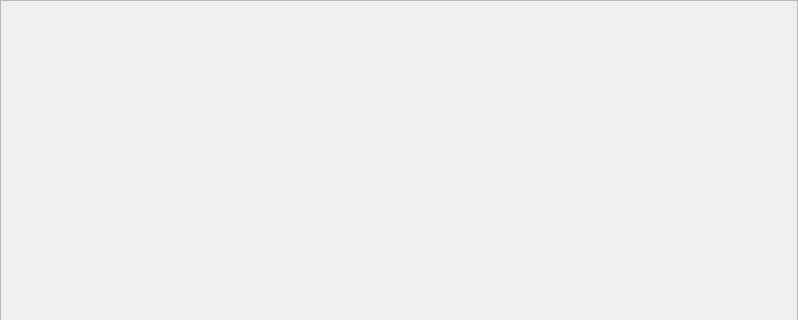
This is motorstack/motorstack.ui in AustralianSynchrotron/motorcontrol as Qt 5 draws it before an edit; both pictures show x 0 to 798 and y 0 to 320 of the 798 by 555 pixel window. The edited form follows.
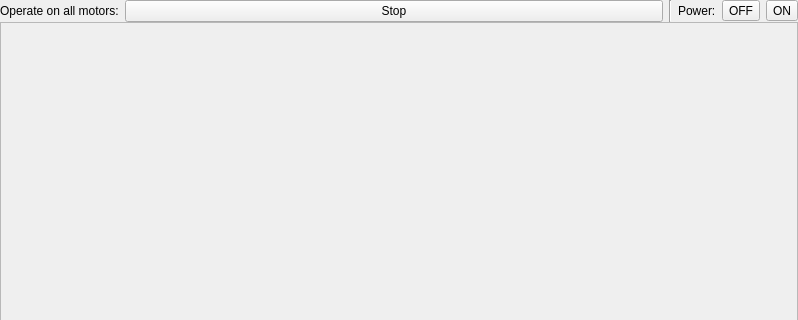
This is the edited form.

Patch:
```diff
--- a/motorstack/motorstack.ui
+++ b/motorstack/motorstack.ui
@@ -20,6 +20,69 @@
    <property name="margin">
     <number>0</number>
    </property>
+   <item>
+    <widget class="QWidget" name="widget" native="true">
+     <layout class="QHBoxLayout" name="horizontalLayout">
+      <property name="margin">
+       <number>0</number>
+      </property>
+      <item>
+       <widget class="QLabel" name="label_">
+        <property name="sizePolicy">
+         <sizepolicy hsizetype="Fixed" vsizetype="Preferred">
+          <horstretch>0</horstretch>
+          <verstretch>0</verstretch>
+         </sizepolicy>
+        </property>
+        <property name="text">
+         <string>Operate on all motors:</string>
+        </property>
+       </widget>
+      </item>
+      <item>
+       <widget class="QPushButton" name="stopAll">
+        <property name="text">
+         <string>Stop</string>
+        </property>
+       </widget>
+      </item>
+      <item>
+       <widget class="Line" name="line">
+        <property name="orientation">
+         <enum>Qt::Vertical</enum>
+        </property>
+       </widget>
+      </item>
+      <item>
+       <widget class="QLabel" name="label">
+        <property name="sizePolicy">
+         <sizepolicy hsizetype="Fixed" vsizetype="Preferred">
+          <horstretch>0</horstretch>
+          <verstretch>0</verstretch>
+         </sizepolicy>
+        </property>
+        <property name="text">
+         <string>Power:</string>
+        </property>
+       </widget>
+      </item>
+      <item>
+       <widget class="QToolButton" name="offAll">
+        <property name="text">
+         <string>OFF</string>
+        </property>
+       </widget>
+      </item>
+      <item>
+       <widget class="QToolButton" name="onAll">
+        <property name="text">
+         <string>ON</string>
+        </property>
+       </widget>
+      </item>
+     </layout>
+    </widget>
+   </item>
    <item>
     <widget class="QScrollArea" name="scrollArea">
      <property name="sizePolicy">
@@ -43,7 +106,7 @@
         <x>0</x>
         <y>0</y>
         <width>792</width>
-        <height>520</height>
+        <height>491</height>
        </rect>
       </property>
       <property name="sizePolicy">
```
